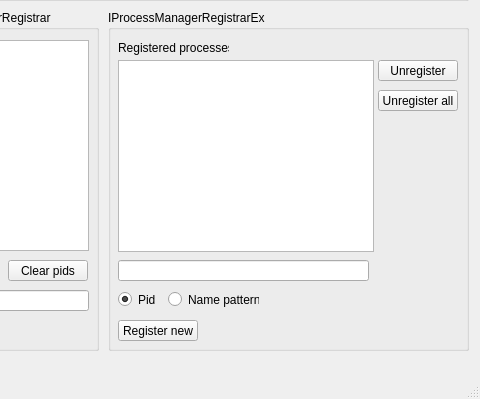
This is clientexe-gui/mainwindow.ui in Kupchinsky/COM as Qt 5 draws it before an edit; both pictures show x 112 to 592 and y 317 to 716 of the 592 by 716 pixel window. The edited form follows.
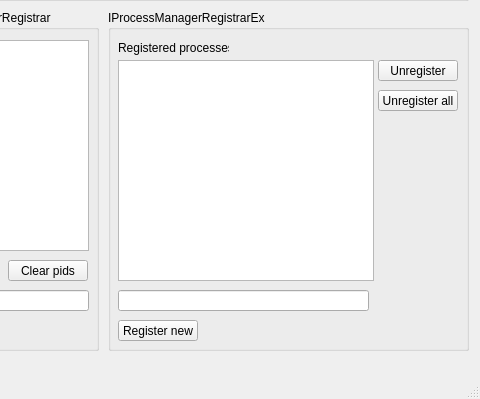
This is the edited form.

```diff
--- a/clientexe-gui/mainwindow.ui
+++ b/clientexe-gui/mainwindow.ui
@@ -65,29 +65,13 @@
       <string>Registered processes:</string>
      </property>
     </widget>
-    <widget class="QRadioButton" name="radioButton">
-     <property name="geometry">
-      <rect>
-       <x>10</x>
-       <y>280</y>
-       <width>51</width>
-       <height>19</height>
-      </rect>
-     </property>
-     <property name="text">
-      <string>Pid</string>
-     </property>
-     <property name="checked">
-      <bool>true</bool>
-     </property>
-    </widget>
-    <widget class="QTableWidget" name="tableWidgetR">
+    <widget class="QTableWidget" name="iPMRExTableWidget">
      <property name="geometry">
       <rect>
        <x>10</x>
        <y>50</y>
        <width>256</width>
-       <height>192</height>
+       <height>221</height>
       </rect>
      </property>
     </widget>
@@ -108,25 +92,12 @@
      <property name="geometry">
       <rect>
        <x>10</x>
-       <y>250</y>
+       <y>280</y>
        <width>251</width>
        <height>21</height>
       </rect>
      </property>
     </widget>
-    <widget class="QRadioButton" name="radioButton_2">
-     <property name="geometry">
-      <rect>
-       <x>60</x>
-       <y>280</y>
-       <width>91</width>
-       <height>19</height>
-      </rect>
-     </property>
-     <property name="text">
-      <string>Name pattern</string>
-     </property>
-    </widget>
    </widget>
    <widget class="QGroupBox" name="groupBox_2">
     <property name="geometry">
```
Left out of the diff: 14 changed lines with no effect on the pictures.
